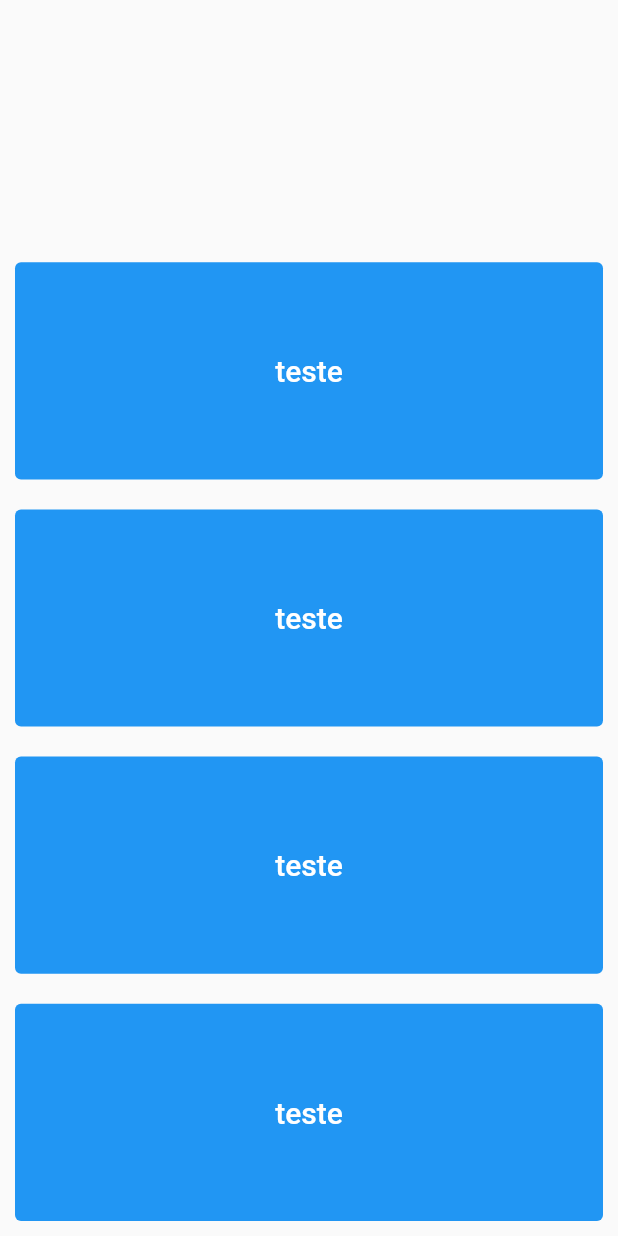
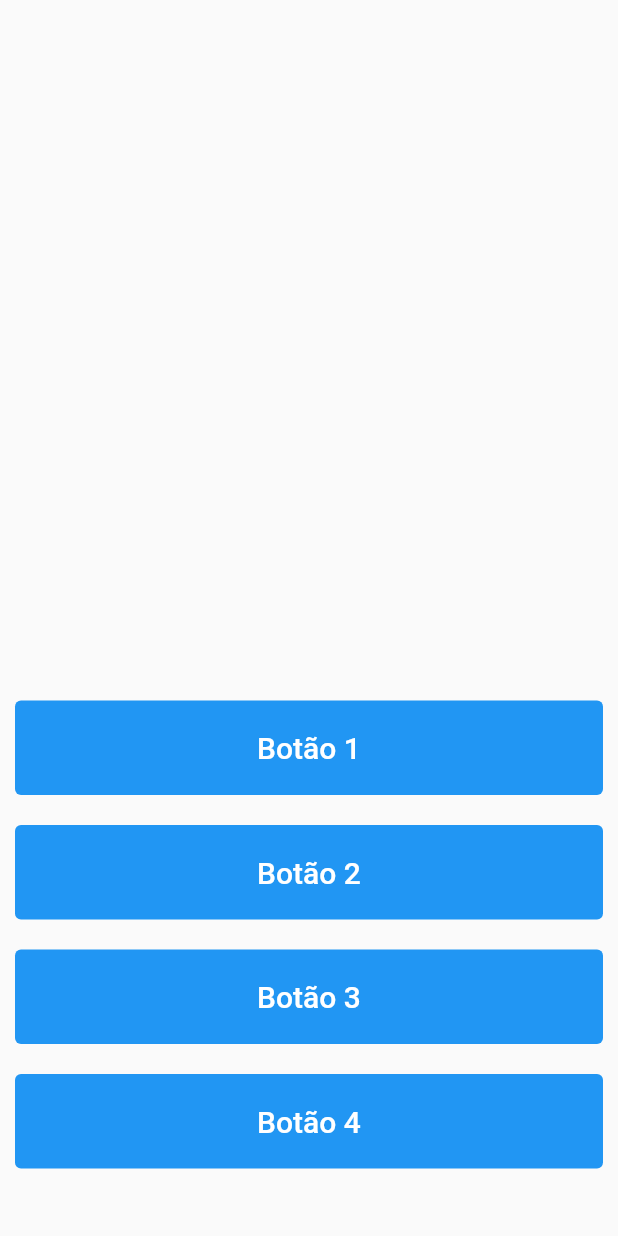
Before and after one commit to humberto-peres/quiz_pokemon, a Flutter app: the PokemonGrid widget shown alone on an empty page, opened directly with empty values, on a phone screen of 412 x 824 dp. Run offline on Flutter 3.47's test engine with Material 2 defaults, Android fonts, the light colour scheme and no system bars; network calls fail.

Commit message:
betinho terminar

```diff
--- a/lib/models/pokemon.dart
+++ b/lib/models/pokemon.dart
@@ -13,4 +13,8 @@ class Pokemon {
   factory Pokemon.fromJson(Map<String, dynamic> jsonData) {
     return Pokemon(name: jsonData['name'], url: jsonData['url'], id: Random().nextInt(150) + 1);
   }
+
+  get wrongAnswers => null;
+
+
 }
--- a/lib/widgets/pokemon_card_data.dart
+++ b/lib/widgets/pokemon_card_data.dart
@@ -1,6 +1,5 @@
 import 'package:flutter/material.dart';
 import 'package:quiz_pokemon/models/pokemon.dart';
-import 'package:quiz_pokemon/utils/string_extension.dart';
 
 class PokemonCardData extends StatelessWidget {
   const PokemonCardData({required this.pokemon, Key? key}) : super(key: key);
--- a/lib/widgets/pokemon_grid.dart
+++ b/lib/widgets/pokemon_grid.dart
@@ -16,111 +16,105 @@ class _PokemonGridState extends State<PokemonGrid> {
     var pokemonList = widget.pokemonList;
 
     return Column(
-            mainAxisAlignment: MainAxisAlignment.spaceBetween,
-      crossAxisAlignment: CrossAxisAlignment.stretch,
+      mainAxisAlignment: MainAxisAlignment.center,
+      crossAxisAlignment: CrossAxisAlignment.center,
       children: [
         Expanded(
           child: GridView.count(
-            padding: const EdgeInsets.all(7),
-            crossAxisCount: 1, // Defina 1 para listar apenas um Pokémon
+            crossAxisCount: 1,
             crossAxisSpacing: 4,
             mainAxisSpacing: 4,
             semanticChildCount: pokemonList.length,
-            childAspectRatio: 200 / 244,
             physics: const BouncingScrollPhysics(),
             children: [
-              if (pokemonList.isNotEmpty)
-                PokemonCard(pokemon: pokemonList[0]),
+              if (pokemonList.isNotEmpty) PokemonCard(pokemon: pokemonList[0]),
             ],
           ),
         ),
+        SizedBox(height: 20), // Espaço entre a imagem e os botões
         Expanded(
-          child: Padding(
+          child: Column(
+            mainAxisAlignment: MainAxisAlignment.center,
+            crossAxisAlignment: CrossAxisAlignment.stretch,
+            children: [
+              Padding(
                 padding: const EdgeInsets.all(10.0),
                 child: TextButton(
                   style: TextButton.styleFrom(
                     backgroundColor: Colors.blue,
+                    padding: EdgeInsets.all(20),
                   ),
                   onPressed: () {
-                /*setState(() {
-                  stateMachine.nextState(1);
-                });*/
+                    // Adicione a lógica desejada para o primeiro botão aqui
                   },
-              child: Text(
-                "teste",
-                style: const TextStyle(
+                  child: const Text(
+                    "Botão 1",
+                    style: TextStyle(
                       color: Colors.white,
                       fontSize: 20.0,
                     ),
                   ),
                 ),
               ),
-        ),
-        Expanded(
-          child: Padding(
+              Padding(
                 padding: const EdgeInsets.all(10.0),
                 child: TextButton(
                   style: TextButton.styleFrom(
                     backgroundColor: Colors.blue,
+                    padding: EdgeInsets.all(20),
                   ),
                   onPressed: () {
-                /*setState(() {
-                  stateMachine.nextState(1);
-                });*/
+                    // Adicione a lógica desejada para o segundo botão aqui
                   },
-              child: Text(
-                "teste",
-                style: const TextStyle(
+                  child: const Text(
+                    "Botão 2",
+                    style: TextStyle(
                       color: Colors.white,
                       fontSize: 20.0,
                     ),
                   ),
                 ),
               ),
-        ),
-        Expanded(
-          child: Padding(
+              Padding(
                 padding: const EdgeInsets.all(10.0),
                 child: TextButton(
                   style: TextButton.styleFrom(
                     backgroundColor: Colors.blue,
+                    padding: EdgeInsets.all(20),
                   ),
                   onPressed: () {
-                /*setState(() {
-                  stateMachine.nextState(1);
-                });*/
+                    // Adicione a lógica desejada para o terceiro botão aqui
                   },
-              child: Text(
-                "teste",
-                style: const TextStyle(
+                  child: const Text(
+                    "Botão 3",
+                    style: TextStyle(
                       color: Colors.white,
                       fontSize: 20.0,
                     ),
                   ),
                 ),
               ),
-        ),
-        Expanded(
-          child: Padding(
+              Padding(
                 padding: const EdgeInsets.all(10.0),
                 child: TextButton(
                   style: TextButton.styleFrom(
                     backgroundColor: Colors.blue,
+                    padding: EdgeInsets.all(20),
                   ),
                   onPressed: () {
-                /*setState(() {
-                  stateMachine.nextState(1);
-                });*/
+                    // Adicione a lógica desejada para o quarto botão aqui
                   },
-              child: Text(
-                "teste",
-                style: const TextStyle(
+                  child: const Text(
+                    "Botão 4",
+                    style: TextStyle(
                       color: Colors.white,
                       fontSize: 20.0,
                     ),
                   ),
                 ),
               ),
+            ],
+          ),
         ),
       ],
     );
```
Also changed, not shown: lib/screens/home.dart (+26 -13 lines). Lines whose indentation alone changed are shown as unchanged.
